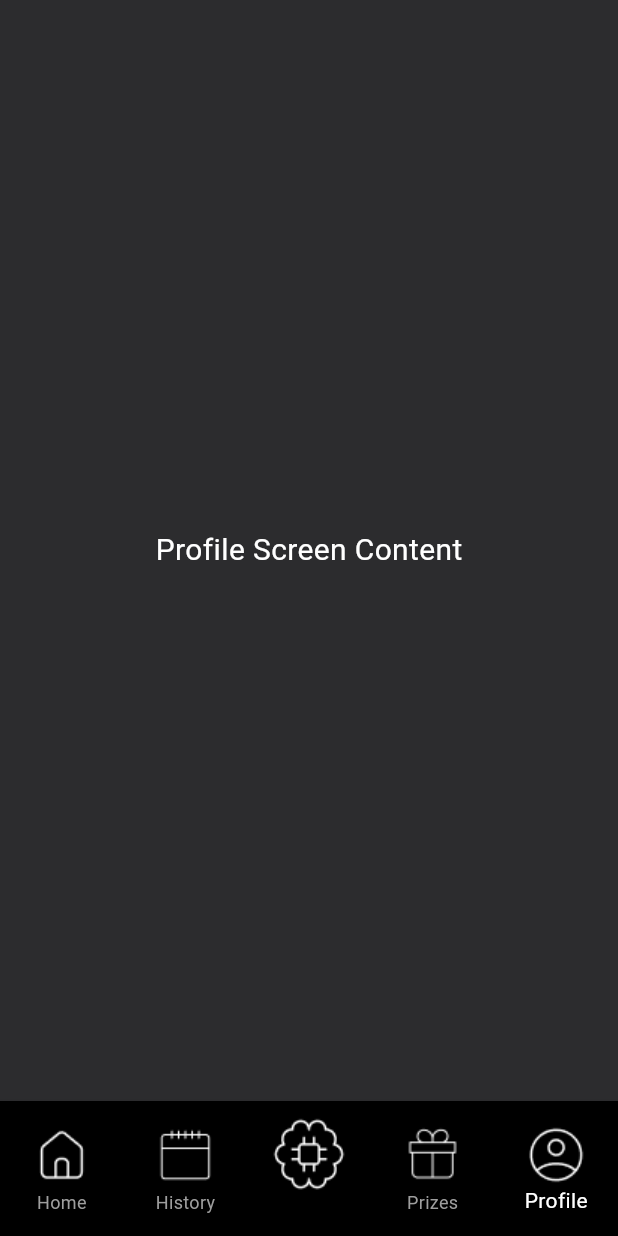
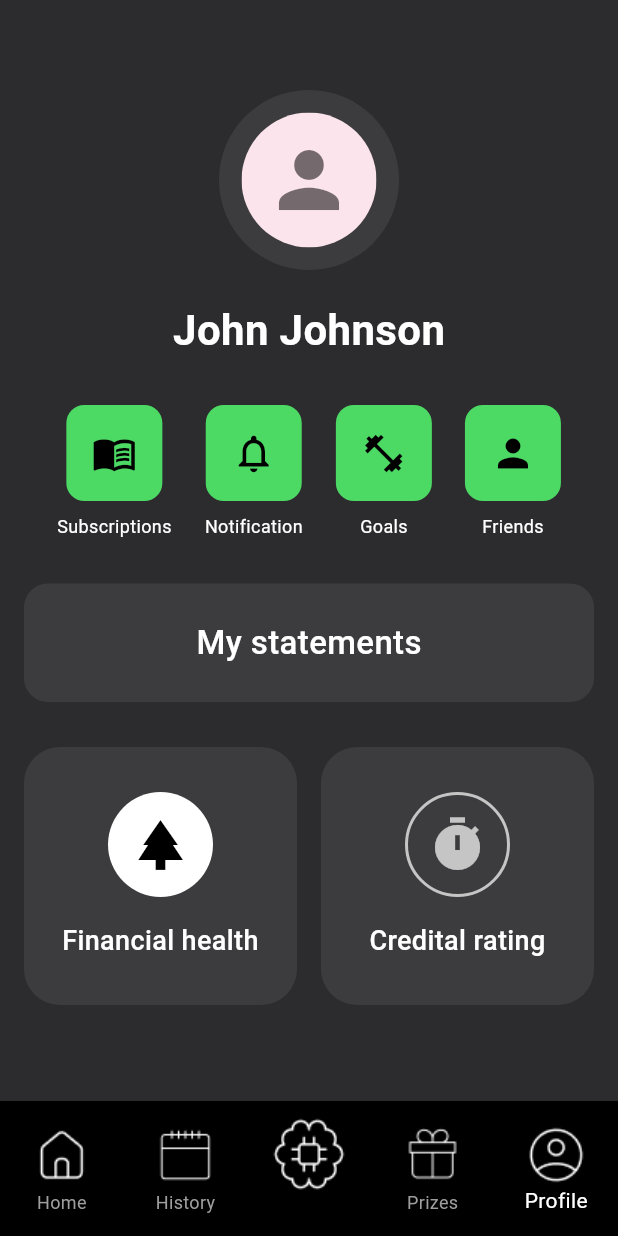
Before and after one commit to petrg01/UNIHACK-TECHNIK, a Flutter app: the screen it shows after launch, item 5 of the bottom bar chosen, on a phone screen of 412 x 824 dp. Run offline on Flutter 3.47's test engine with Material 3 defaults, Android fonts, the phone set to English and light mode, and no system bars; our stand-ins replace flutter_dotenv.

Commit message:
Basic profile screen

```diff
--- a/lib/screens/profile_screen.dart
+++ b/lib/screens/profile_screen.dart
@@ -3,14 +3,196 @@ import 'package:flutter/material.dart';
 class ProfileScreen extends StatelessWidget {
   @override
   Widget build(BuildContext context) {
-    return Container(
-      color: Color(0xFF2c2c2e),
-      child: Center(
-        child: Text(
-          "Profile Screen Content",
-          style: TextStyle(color: Colors.white, fontSize: 20),
+    return Scaffold(
+      backgroundColor: Color(0xFF2c2c2e),
+      body: SingleChildScrollView(
+        child: Padding(
+          padding: const EdgeInsets.symmetric(horizontal: 16.0),
+          child: Column(
+            children: [
+              SizedBox(height: 60),
+              // Profile Picture
+              Container(
+                width: 120,
+                height: 120,
+                decoration: BoxDecoration(
+                  color: Color(0xFF3c3c3e),
+                  shape: BoxShape.circle,
+                ),
+                child: Center(
+                  child: ClipOval(
+                    child: Container(
+                      width: 90,
+                      height: 90,
+                      color: Colors.pink[50],
+                      child: Icon(
+                        Icons.person,
+                        size: 60,
+                        color: Colors.black54,
+                      ),
+                    ),
+                  ),
+                ),
+              ),
+              SizedBox(height: 20),
+              // User Name
+              Text(
+                "John Johnson",
+                style: TextStyle(
+                  color: Colors.white,
+                  fontSize: 28,
+                  fontWeight: FontWeight.bold,
+                ),
+              ),
+              SizedBox(height: 30),
+              // Quick Action Buttons
+              Row(
+                mainAxisAlignment: MainAxisAlignment.spaceEvenly,
+                children: [
+                  _buildActionButton(
+                    icon: Icons.menu_book_outlined,
+                    label: "Subscriptions",
+                    onTap: () {},
+                  ),
+                  _buildActionButton(
+                    icon: Icons.notifications_none,
+                    label: "Notification",
+                    onTap: () {},
+                  ),
+                  _buildActionButton(
+                    icon: Icons.fitness_center,
+                    label: "Goals",
+                    onTap: () {},
+                  ),
+                  _buildActionButton(
+                    icon: Icons.person,
+                    label: "Friends",
+                    onTap: () {},
+                  ),
+                ],
+              ),
+              SizedBox(height: 30),
+              // My Statements Card
+              Container(
+                width: double.infinity,
+                padding: EdgeInsets.symmetric(vertical: 24),
+                decoration: BoxDecoration(
+                  color: Color(0xFF3c3c3e),
+                  borderRadius: BorderRadius.circular(16),
+                ),
+                child: Center(
+                  child: Text(
+                    "My statements",
+                    style: TextStyle(
+                      color: Colors.white,
+                      fontSize: 22,
+                      fontWeight: FontWeight.w500,
+                    ),
+                  ),
+                ),
+              ),
+              SizedBox(height: 30),
+              // Financial Health and Credit Rating Cards
+              Row(
+                children: [
+                  Expanded(
+                    child: _buildFinancialCard(
+                      icon: Icons.park,
+                      title: "Financial health",
+                      iconBackgroundColor: Colors.white,
+                      iconColor: Colors.black,
+                    ),
+                  ),
+                  SizedBox(width: 16),
+                  Expanded(
+                    child: _buildFinancialCard(
+                      icon: Icons.timer,
+                      title: "Credital rating",
+                      iconBackgroundColor: Colors.transparent,
+                      iconColor: Colors.white70,
+                      iconBorder: Border.all(color: Colors.white70, width: 2),
+                    ),
+                  ),
+                ],
+              ),
+              SizedBox(height: 30),
+            ],
+          ),
         ),
       ),
     );
   }
+
+  Widget _buildActionButton({
+    required IconData icon,
+    required String label,
+    required VoidCallback onTap,
+  }) {
+    return Column(
+      children: [
+        Container(
+          width: 64,
+          height: 64,
+          decoration: BoxDecoration(
+            color: Color(0xFF4CD964), // Green color from image
+            borderRadius: BorderRadius.circular(12),
+          ),
+          child: IconButton(
+            icon: Icon(icon, color: Colors.black, size: 30),
+            onPressed: onTap,
+          ),
+        ),
+        SizedBox(height: 8),
+        Text(
+          label,
+          style: TextStyle(color: Colors.white, fontSize: 12),
+        ),
+      ],
+    );
+  }
+
+  Widget _buildFinancialCard({
+    required IconData icon,
+    required String title,
+    required Color iconBackgroundColor,
+    required Color iconColor,
+    Border? iconBorder,
+  }) {
+    return Container(
+      padding: EdgeInsets.symmetric(vertical: 30, horizontal: 20),
+      decoration: BoxDecoration(
+        color: Color(0xFF3c3c3e),
+        borderRadius: BorderRadius.circular(24),
+      ),
+      child: Column(
+        mainAxisAlignment: MainAxisAlignment.center,
+        children: [
+          Container(
+            width: 70,
+            height: 70,
+            decoration: BoxDecoration(
+              color: iconBackgroundColor,
+              shape: BoxShape.circle,
+              border: iconBorder,
+            ),
+            child: Icon(
+              icon,
+              size: 40,
+              color: iconColor,
+            ),
+          ),
+          SizedBox(height: 16),
+          Text(
+            title,
+            style: TextStyle(
+              color: Colors.white,
+              fontSize: 18,
+              fontWeight: FontWeight.w500,
+            ),
+            textAlign: TextAlign.center,
+          ),
+        ],
+      ),
+    );
+  }
 }
```
